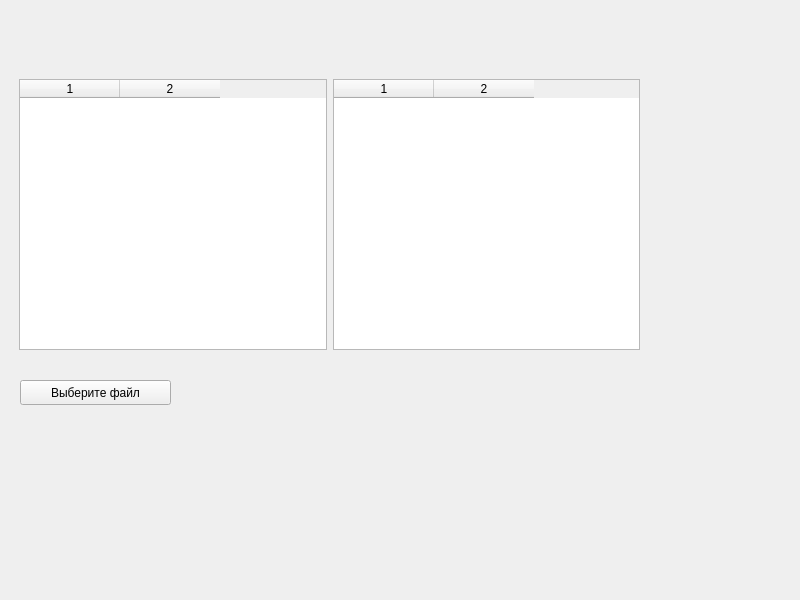
Above: Parser/src/ui/widget.ui from Tivlas/Metrology before the change. Below: the same form after it.
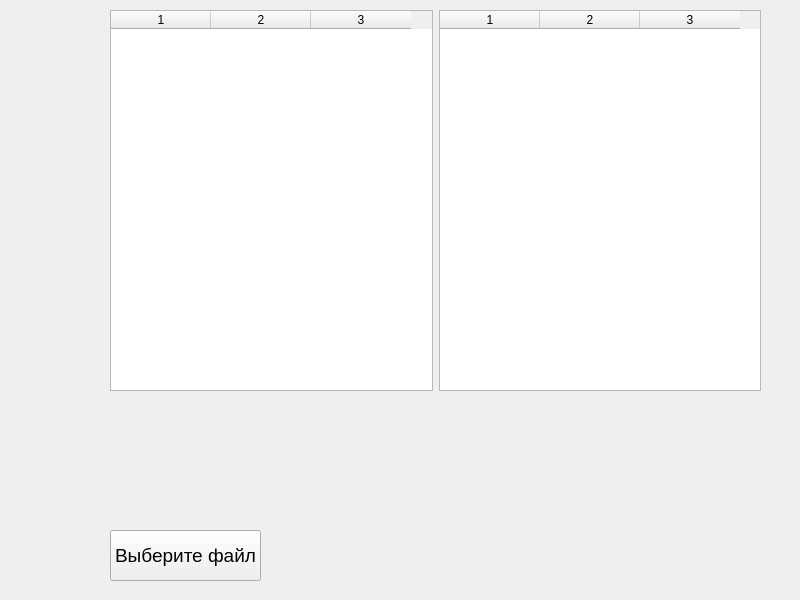
That is the form after the change.

What changed in the file:
```diff
--- a/Parser/src/ui/widget.ui
+++ b/Parser/src/ui/widget.ui
@@ -13,55 +13,119 @@
   <property name="windowTitle">
    <string>Widget</string>
   </property>
-  <widget class="QWidget" name="horizontalLayoutWidget">
-   <property name="geometry">
-    <rect>
-     <x>19</x>
-     <y>79</y>
-     <width>621</width>
-     <height>271</height>
-    </rect>
-   </property>
-   <layout class="QHBoxLayout" name="horizontalLayout">
-    <item>
-     <widget class="QTableWidget" name="operandsTable">
-      <property name="sizeAdjustPolicy">
-       <enum>QAbstractScrollArea::AdjustToContents</enum>
-      </property>
-      <property name="columnCount">
-       <number>2</number>
-      </property>
-      <column/>
-      <column/>
-     </widget>
-    </item>
-    <item>
-     <widget class="QTableWidget" name="operatorsTable">
-      <property name="sizeAdjustPolicy">
-       <enum>QAbstractScrollArea::AdjustToContentsOnFirstShow</enum>
-      </property>
-      <property name="columnCount">
-       <number>2</number>
-      </property>
-      <column/>
-      <column/>
-     </widget>
-    </item>
-   </layout>
-  </widget>
   <widget class="QPushButton" name="chooseFileBtn">
    <property name="geometry">
     <rect>
-     <x>20</x>
-     <y>380</y>
+     <x>110</x>
+     <y>530</y>
      <width>151</width>
-     <height>25</height>
+     <height>51</height>
     </rect>
    </property>
+   <property name="font">
+    <font>
+     <pointsize>14</pointsize>
+    </font>
+   </property>
    <property name="text">
     <string>Выберите файл</string>
    </property>
   </widget>
+  <widget class="QWidget" name="verticalLayoutWidget">
+   <property name="geometry">
+    <rect>
+     <x>110</x>
+     <y>400</y>
+     <width>581</width>
+     <height>121</height>
+    </rect>
+   </property>
+   <layout class="QVBoxLayout" name="verticalLayout">
+    <item>
+     <widget class="QLabel" name="progDictLabel">
+      <property name="font">
+       <font>
+        <pointsize>14</pointsize>
+       </font>
+      </property>
+      <property name="text">
+       <string/>
+      </property>
+      <property name="wordWrap">
+       <bool>false</bool>
+      </property>
+     </widget>
+    </item>
+    <item>
+     <widget class="QLabel" name="progLengthLabel">
+      <property name="font">
+       <font>
+        <pointsize>14</pointsize>
+       </font>
+      </property>
+      <property name="text">
+       <string/>
+      </property>
+     </widget>
+    </item>
+    <item>
+     <widget class="QLabel" name="progVolumelabel">
+      <property name="font">
+       <font>
+        <pointsize>14</pointsize>
+       </font>
+      </property>
+      <property name="text">
+       <string/>
+      </property>
+     </widget>
+    </item>
+   </layout>
+  </widget>
+  <widget class="QWidget" name="horizontalLayoutWidget">
+   <property name="geometry">
+    <rect>
+     <x>110</x>
+     <y>10</y>
+     <width>651</width>
+     <height>381</height>
+    </rect>
+   </property>
+   <layout class="QHBoxLayout" name="horizontalLayout">
+    <item>
+     <widget class="QTableWidget" name="operatorsTable">
+      <property name="sizeAdjustPolicy">
+       <enum>QAbstractScrollArea::AdjustToContents</enum>
+      </property>
+      <property name="editTriggers">
+       <set>QAbstractItemView::NoEditTriggers</set>
+      </property>
+      <property name="columnCount">
+       <number>3</number>
+      </property>
+      <column/>
+      <column/>
+      <column/>
+     </widget>
+    </item>
+    <item>
+     <widget class="QTableWidget" name="operandsTable">
+      <property name="sizeAdjustPolicy">
+       <enum>QAbstractScrollArea::AdjustToContents</enum>
+      </property>
+      <property name="editTriggers">
+       <set>QAbstractItemView::NoEditTriggers</set>
+      </property>
+      <property name="columnCount">
+       <number>3</number>
+      </property>
+      <column/>
+      <column/>
+      <column/>
+     </widget>
+    </item>
+   </layout>
+  </widget>
  </widget>
  <resources/>
  <connections/>
```
